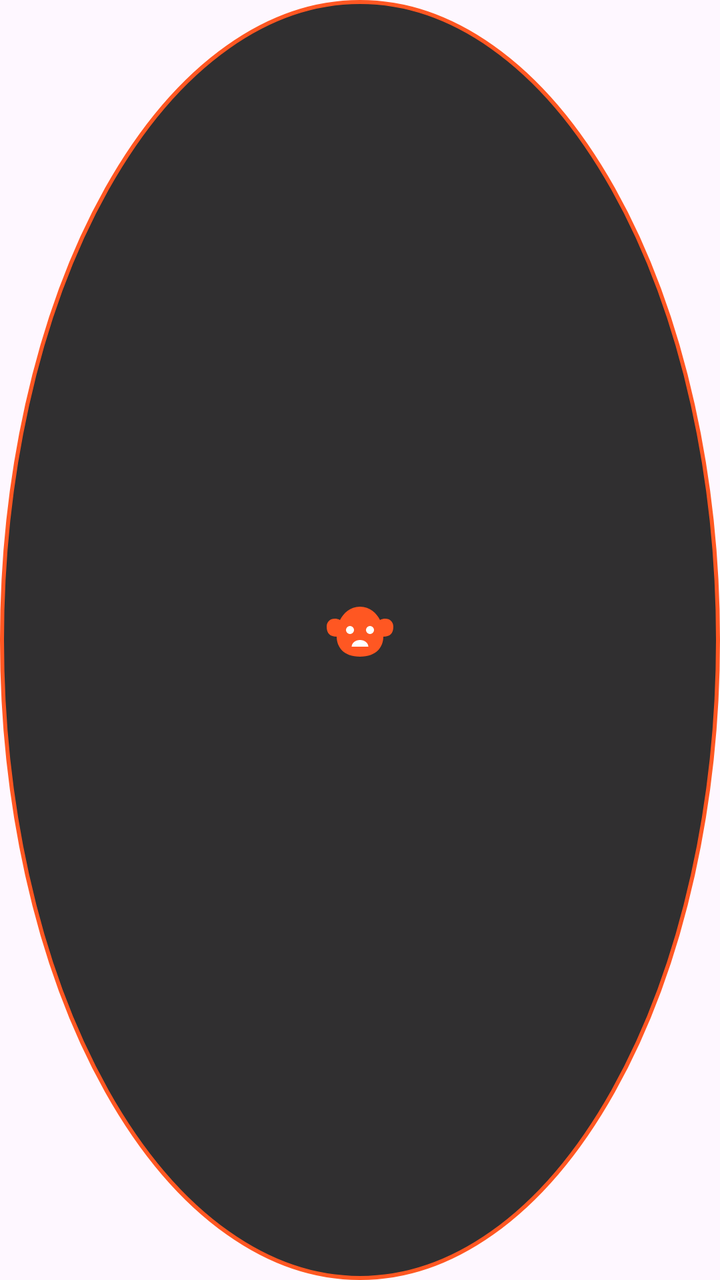
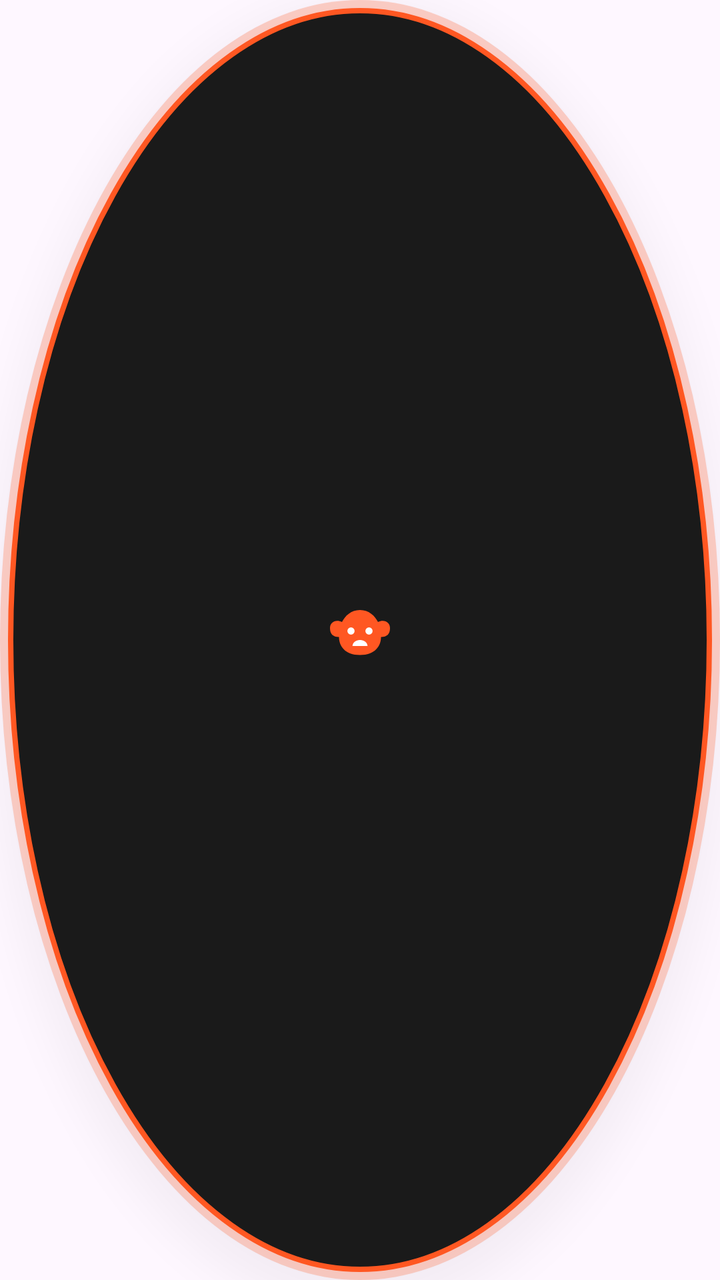

An Android layout rendered at two revisions. The XML below is the earlier revision; the diff shows what the commit changed to produce the second picture.
<!-- AndroidManifest.xml: application theme Theme.BlackRussiaLaws -->
<!-- res/layout/overlay_bubble.xml -->
<?xml version="1.0" encoding="utf-8"?>
<FrameLayout xmlns:android="http://schemas.android.com/apk/res/android"
    android:layout_width="56dp"
    android:layout_height="56dp"
    android:background="@drawable/bubble_bg"
    android:elevation="8dp">

    <ImageView
        android:id="@+id/bubbleIcon"
        android:layout_width="40dp"
        android:layout_height="40dp"
        android:layout_gravity="center"
        android:src="@drawable/ic_bear"
        android:contentDescription="Bubble" />

</FrameLayout>
<!-- resources referenced by this layout -->
<resources>
  <!-- drawable bubble_bg (drawable) -->
  <?xml version="1.0" encoding="utf-8"?>
  <shape xmlns:android="http://schemas.android.com/apk/res/android"
      android:shape="oval">
      <solid android:color="#E61A1A1A" />
      <stroke
          android:width="2dp"
          android:color="#FF5722" />
  </shape>
  <!-- drawable ic_bear (drawable) -->
  <?xml version="1.0" encoding="utf-8"?>
  <vector xmlns:android="http://schemas.android.com/apk/res/android"
      android:width="24dp"
      android:height="24dp"
      android:viewportWidth="24"
      android:viewportHeight="24">
      
      <path
          android:fillColor="#FF5722"
          android:pathData="M12,2C9,2 7,4 6,6C4,5 2,6 2,8C2,10 3,11 5,11C5,14 7,17 12,17C17,17 19,14 19,11C21,11 22,10 22,8C22,6 20,5 18,6C17,4 15,2 12,2Z" />
      <path
          android:fillColor="#FFFFFF"
          android:pathData="M9,9m-1.2,0a1.2,1.2 0,1 1,2.4 0a1.2,1.2 0,1 1,-2.4 0" />
      <path
          android:fillColor="#FFFFFF"
          android:pathData="M15,9m-1.2,0a1.2,1.2 0,1 1,2.4 0a1.2,1.2 0,1 1,-2.4 0" />
      <path
          android:fillColor="#FFFFFF"
          android:pathData="M12,12c-1.5,0 -2.5,1 -2.5,2h5c0,-1 -1,-2 -2.5,-2z" />
  </vector>
  <style name="Theme.BlackRussiaLaws" parent="Theme.Material3.DayNight.NoActionBar">
          <item name="colorPrimary">#FF5722</item>
          <item name="colorPrimaryVariant">#E64A19</item>
          <item name="colorOnPrimary">#FFFFFF</item>
          <item name="colorSecondary">#FF9800</item>
          <item name="android:statusBarColor">#000000</item>
          <item name="android:navigationBarColor">#000000</item>
      </style>
</resources>

<!-- the commit's change to res/layout/overlay_bubble.xml (unified diff, before → after) -->
@@ -1,14 +1,16 @@
 <?xml version="1.0" encoding="utf-8"?>
 <FrameLayout xmlns:android="http://schemas.android.com/apk/res/android"
-    android:layout_width="56dp"
-    android:layout_height="56dp"
+    android:layout_width="64dp"
+    android:layout_height="64dp"
     android:background="@drawable/bubble_bg"
-    android:elevation="8dp">
+    android:elevation="12dp"
+    android:clipChildren="false"
+    android:clipToPadding="false">
 
     <ImageView
         android:id="@+id/bubbleIcon"
-        android:layout_width="40dp"
-        android:layout_height="40dp"
+        android:layout_width="36dp"
+        android:layout_height="36dp"
         android:layout_gravity="center"
         android:src="@drawable/ic_bear"
         android:contentDescription="Bubble" />
<!-- resource entries referenced after the edit -->
@@ -2,13 +2,26 @@
 <resources>
   <!-- drawable bubble_bg (drawable) -->
   <?xml version="1.0" encoding="utf-8"?>
-  <shape xmlns:android="http://schemas.android.com/apk/res/android"
-      android:shape="oval">
-      <solid android:color="#E61A1A1A" />
-      <stroke
-          android:width="2dp"
-          android:color="#FF5722" />
-  </shape>
+  <layer-list xmlns:android="http://schemas.android.com/apk/res/android">
+      <item>
+          <shape android:shape="oval">
+              <solid android:color="#40FF5722" />
+              <size android:width="64dp" android:height="64dp" />
+          </shape>
+      </item>
+      <item
+          android:left="4dp"
+          android:top="4dp"
+          android:right="4dp"
+          android:bottom="4dp">
+          <shape android:shape="oval">
+              <solid android:color="#FF1A1A1A" />
+              <stroke
+                  android:width="2.5dp"
+                  android:color="#FFFF5722" />
+          </shape>
+      </item>
+  </layer-list>
   <!-- drawable ic_bear (drawable) -->
   <?xml version="1.0" encoding="utf-8"?>
   <vector xmlns:android="http://schemas.android.com/apk/res/android"
